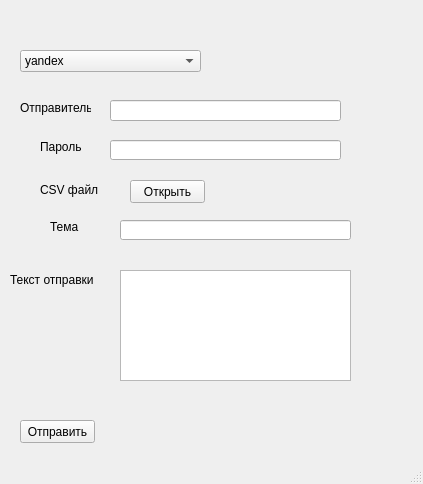
First picture: the form in WindowsForm.ui, repository 02ten/python-test, before the edit.
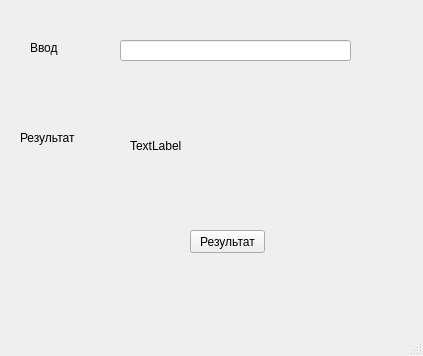
Second picture: the form after the edit.

Commit message: Пятая практика

What changed in the file:
```diff
--- a/WindowsForm.ui
+++ b/WindowsForm.ui
@@ -7,168 +7,73 @@
     <x>0</x>
     <y>0</y>
     <width>423</width>
-    <height>484</height>
+    <height>356</height>
    </rect>
   </property>
   <property name="windowTitle">
    <string>MainWindow</string>
   </property>
   <widget class="QWidget" name="centralwidget">
-   <widget class="QLineEdit" name="msg_subj">
+   <widget class="QPushButton" name="calculate_button">
     <property name="geometry">
      <rect>
-      <x>120</x>
-      <y>220</y>
-      <width>231</width>
-      <height>20</height>
-     </rect>
-    </property>
-   </widget>
-   <widget class="QLabel" name="label_2">
-    <property name="geometry">
-     <rect>
-      <x>50</x>
-      <y>220</y>
-      <width>47</width>
-      <height>14</height>
-     </rect>
-    </property>
-    <property name="text">
-     <string>Тема</string>
-    </property>
-   </widget>
-   <widget class="QLabel" name="label_3">
-    <property name="geometry">
-     <rect>
-      <x>10</x>
-      <y>270</y>
-      <width>91</width>
-      <height>20</height>
-     </rect>
-    </property>
-    <property name="text">
-     <string>Текст отправки</string>
-    </property>
-   </widget>
-   <widget class="QPushButton" name="send_mail">
-    <property name="geometry">
-     <rect>
-      <x>20</x>
-      <y>420</y>
+      <x>190</x>
+      <y>230</y>
       <width>75</width>
       <height>23</height>
      </rect>
     </property>
     <property name="text">
-     <string>Отправить</string>
+     <string>Результат</string>
     </property>
    </widget>
    <widget class="QLabel" name="label_4">
     <property name="geometry">
      <rect>
-      <x>20</x>
-      <y>100</y>
+      <x>30</x>
+      <y>40</y>
       <width>71</width>
       <height>16</height>
      </rect>
     </property>
     <property name="text">
-     <string>Отправитель</string>
+     <string>Ввод</string>
     </property>
    </widget>
    <widget class="QLineEdit" name="addr_from">
     <property name="geometry">
      <rect>
-      <x>110</x>
-      <y>100</y>
+      <x>120</x>
+      <y>40</y>
       <width>231</width>
       <height>21</height>
      </rect>
     </property>
    </widget>
-   <widget class="QLineEdit" name="msg_password">
-    <property name="geometry">
-     <rect>
-      <x>110</x>
-      <y>140</y>
-      <width>231</width>
-      <height>20</height>
-     </rect>
-    </property>
-    <property name="echoMode">
-     <enum>QLineEdit::Password</enum>
-    </property>
-    <property name="dragEnabled">
-     <bool>false</bool>
-    </property>
-   </widget>
    <widget class="QLabel" name="label_5">
     <property name="geometry">
      <rect>
-      <x>40</x>
-      <y>140</y>
-      <width>47</width>
-      <height>14</height>
-     </rect>
-    </property>
-    <property name="text">
-     <string>Пароль</string>
-    </property>
-   </widget>
-   <widget class="QTextEdit" name="msg_text">
-    <property name="geometry">
-     <rect>
-      <x>120</x>
-      <y>270</y>
-      <width>231</width>
-      <height>111</height>
-     </rect>
-    </property>
-   </widget>
-   <widget class="QComboBox" name="server">
-    <property name="geometry">
-     <rect>
       <x>20</x>
-      <y>50</y>
-      <width>181</width>
-      <height>22</height>
+      <y>130</y>
+      <width>71</width>
+      <height>16</height>
      </rect>
     </property>
-    <item>
-     <property name="text">
-      <string>yandex</string>
-     </property>
-    </item>
-    <item>
-     <property name="text">
-      <string>mail</string>
-     </property>
-    </item>
+    <property name="text">
+     <string>Результат</string>
+    </property>
    </widget>
-   <widget class="QPushButton" name="choose_file">
+   <widget class="QLabel" name="result_label">
     <property name="geometry">
      <rect>
       <x>130</x>
-      <y>180</y>
-      <width>75</width>
-      <height>23</height>
+      <y>120</y>
+      <width>121</width>
+      <height>51</height>
      </rect>
     </property>
     <property name="text">
-     <string>Открыть</string>
-    </property>
-   </widget>
-   <widget class="QLabel" name="label_6">
-    <property name="geometry">
-     <rect>
-      <x>40</x>
-      <y>180</y>
-      <width>81</width>
-      <height>20</height>
-     </rect>
-    </property>
-    <property name="text">
-     <string>CSV файл</string>
+     <string>TextLabel</string>
     </property>
    </widget>
   </widget>
```
Left out of the diff: 2 changed lines with no effect on the pictures. The commit also changes 1 other file.
